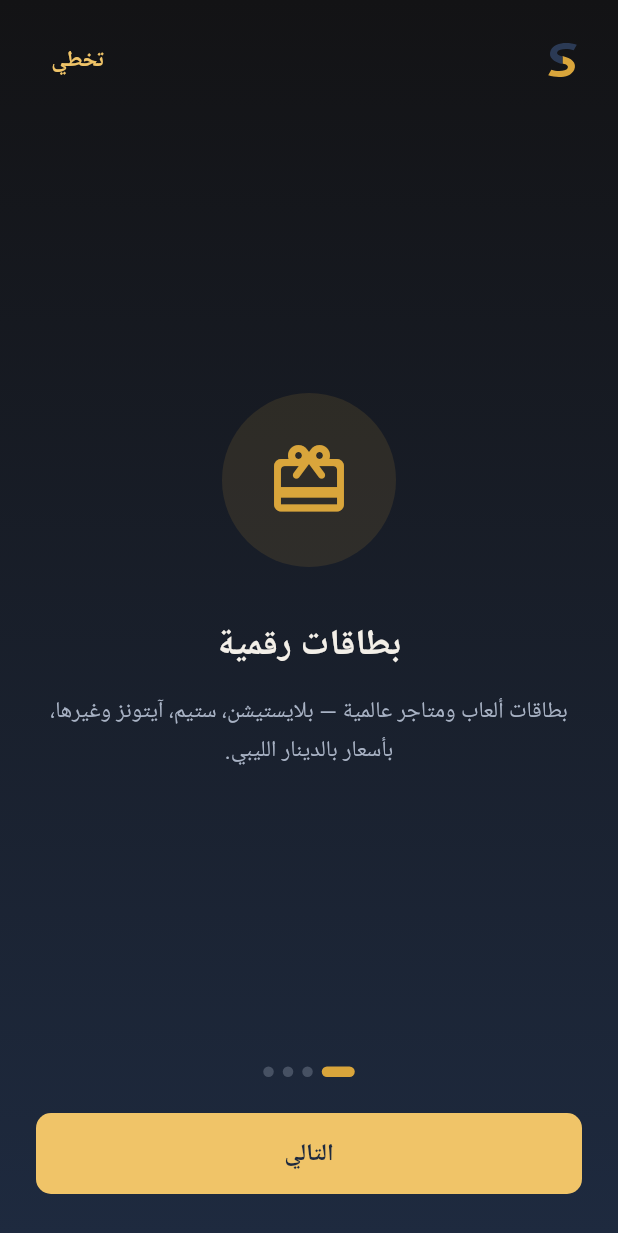
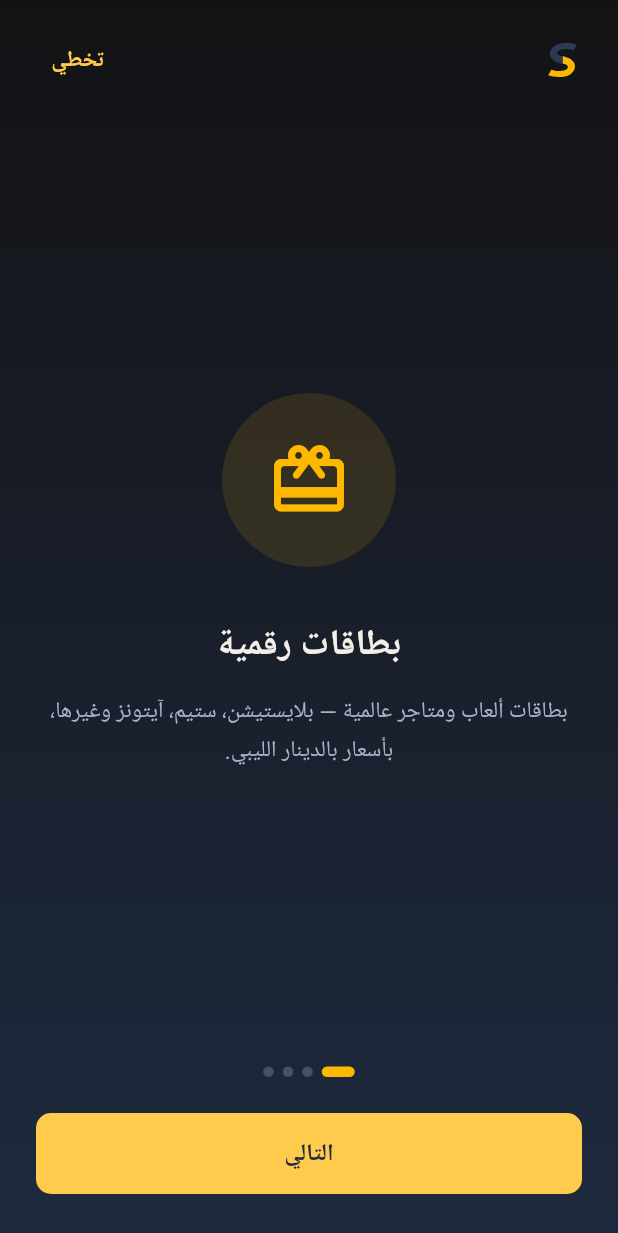
Before and after one commit to aaad3ee3/App, a Flutter app: the screen it shows after launch, on a phone screen of 412 x 824 dp. Shown: the top 1233 px of the screen. Run offline on Flutter 3.47's test engine with Material 3 defaults, Android fonts, the phone set to English and light mode, and no system bars; our stand-ins replace firebase_core, firebase_messaging, flutter_animate, flutter_secure_storage, flutter_staggered_animations, flutter_svg and 3 more; accounts and stored records are empty; network calls fail; Roboto replaces fonts that are missing (Cairo).

Commit message:
Shift gold to a more saturated arcade tone per gaming-store palette reference
D9A53B read as a muted, print-safe logo gold; FFB800 matches the vivid
"currency gold" convention gaming/top-up stores use for prices, balances,
and primary CTAs, which is the specific gap between the new reference
material and what was already shipped.

```diff
--- a/mobile/lib/theme/app_theme.dart
+++ b/mobile/lib/theme/app_theme.dart
@@ -21,9 +21,9 @@ class AppColors {
   /// and static, but the same low-chroma tone spread across buttons, balances and prices
   /// on a phone screen is exactly what read as "faded" — a real, verifiable complaint, not
   /// just taste. Kept in the same warm gold family, just with the chroma turned up.
-  static const Color gold = Color(0xFFD9A53B);
-  static const Color goldDark = Color(0xFFB8822A);
-  static const Color goldLight = Color(0xFFF0C468);
+  static const Color gold = Color(0xFFFFB800);
+  static const Color goldDark = Color(0xFFD99B00);
+  static const Color goldLight = Color(0xFFFFCB4D);
 
   /// The mark's background field.
   static const Color cream = Color(0xFFF7E8CF);
```
